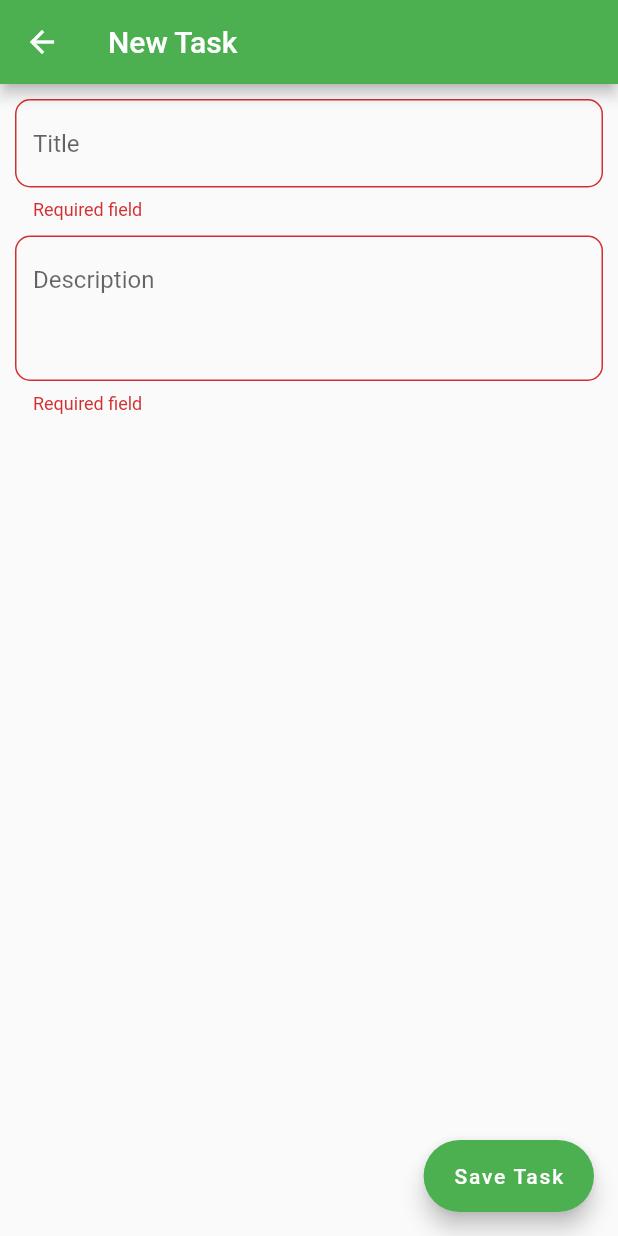
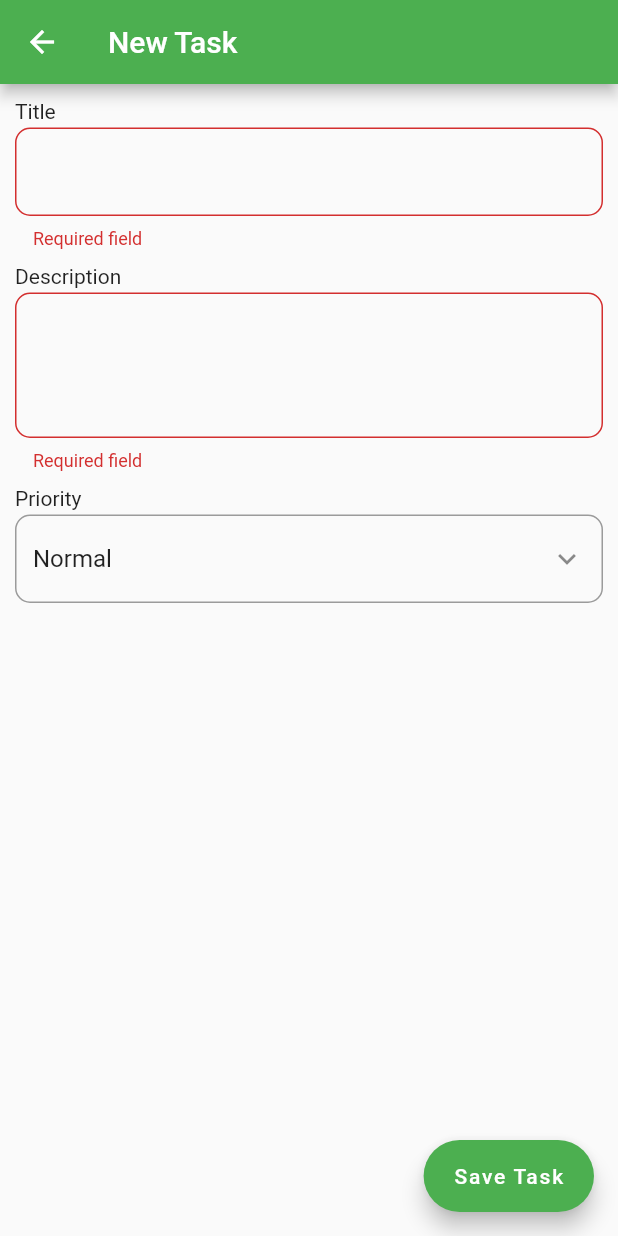
Before and after one commit to mjmon/todo_app, a Flutter app: the CreateEditPage screen opened directly, after a tap on "Save Task", on a phone screen of 412 x 824 dp. Run offline on Flutter 3.47's test engine with Material 2 defaults, Android fonts, the phone set to English and light mode, and no system bars; our stand-ins replace adaptive_dialog, flutter_bloc, freezed_annotation, sembast; missing offline and left inert: drop_down_list.

Commit message:
priority selection

```diff
--- a/lib/ui/create_edit_page.dart
+++ b/lib/ui/create_edit_page.dart
@@ -1,3 +1,5 @@
+import 'package:drop_down_list/drop_down_list.dart';
+import 'package:drop_down_list/model/selected_list_item.dart';
 import 'package:flutter/material.dart';
 import 'package:rocket_todo/core/model/task.dart';
 import 'package:flutter_bloc/flutter_bloc.dart';
@@ -20,6 +22,26 @@ class _CreateEditPageState extends State<CreateEditPage> {
 
   final titleController = TextEditingController();
   final descController = TextEditingController();
+  // use normal(2) as priority
+  final priorityController = TextEditingController(text: 'Normal');
+
+  final List<SelectedListItem> _priorityList = [
+    SelectedListItem(
+      name: 'High',
+      value: "3",
+      isSelected: false,
+    ),
+    SelectedListItem(
+      name: "Normal",
+      value: "2",
+      isSelected: false,
+    ),
+    SelectedListItem(
+      name: "Low",
+      value: "1",
+      isSelected: false,
+    ),
+  ];
 
   @override
   void initState() {
@@ -32,6 +54,7 @@ class _CreateEditPageState extends State<CreateEditPage> {
     if (widget.isNew == false) {
       titleController.text = widget.task.title;
       descController.text = widget.task.description;
+      priorityController.text = widget.task.priority.toString();
     }
   }
 
@@ -39,6 +62,7 @@ class _CreateEditPageState extends State<CreateEditPage> {
   void dispose() {
     titleController.dispose();
     descController.dispose();
+    priorityController.dispose();
     super.dispose();
   }
 
@@ -54,10 +78,13 @@ class _CreateEditPageState extends State<CreateEditPage> {
             physics: const ClampingScrollPhysics(),
             padding: const EdgeInsets.all(10),
             children: [
+              const Text("Title"),
+              const SizedBox(
+                height: 3,
+              ),
               TextFormField(
                   controller: titleController,
                   decoration: const InputDecoration(
-                      hintText: 'Title',
                       border: OutlineInputBorder(
                           borderRadius:
                               BorderRadius.all(Radius.circular(10.0)))),
@@ -70,12 +97,15 @@ class _CreateEditPageState extends State<CreateEditPage> {
               const SizedBox(
                 height: 10,
               ),
+              const Text("Description"),
+              const SizedBox(
+                height: 3,
+              ),
               TextFormField(
                 controller: descController,
                 minLines: 3,
                 maxLines: null,
                 decoration: const InputDecoration(
-                    hintText: 'Description',
                     border: OutlineInputBorder(
                         borderRadius: BorderRadius.all(Radius.circular(10.0)))),
                 validator: (value) {
@@ -85,6 +115,98 @@ class _CreateEditPageState extends State<CreateEditPage> {
                   return null;
                 },
               ),
+              const SizedBox(
+                height: 10,
+              ),
+              const Text("Priority"),
+              const SizedBox(
+                height: 3,
+              ),
+              TextFormField(
+                  onTap: () {
+                    DropDownState(
+                      DropDown(
+                        isSearchVisible: false,
+                        bottomSheetTitle: const Text(
+                          'Priority',
+                          style: TextStyle(
+                            fontWeight: FontWeight.bold,
+                            fontSize: 20.0,
+                          ),
+                        ),
+                        submitButtonChild: const Text(
+                          'Done',
+                          style: TextStyle(
+                            fontSize: 16,
+                            fontWeight: FontWeight.bold,
+                          ),
+                        ),
+                        data: _priorityList,
+                        listBuilder: (index) {
+                          final prioItem = _priorityList.elementAt(index);
+                          if (index == 0) {
+                            //High
+                            return Row(
+                              children: [
+                                Text(prioItem.name),
+                                Container(
+                                  height: 50,
+                                  width: 50,
+                                  decoration: BoxDecoration(
+                                      color: Colors.red,
+                                      shape: BoxShape.circle),
+                                )
+                              ],
+                            );
+                          } else if (index == 1) {
+                            return Row(
+                              children: [
+                                Text(prioItem.name),
+                                Container(
+                                  height: 50,
+                                  width: 50,
+                                  decoration: BoxDecoration(
+                                      color: Colors.orange,
+                                      shape: BoxShape.circle),
+                                )
+                              ],
+                            );
+                            //Normal
+                          } else if (index == 2) {
+                            return Row(
+                              children: [
+                                Text(prioItem.name),
+                                Container(
+                                  height: 50,
+                                  width: 50,
+                                  decoration: BoxDecoration(
+                                      color: Colors.yellow,
+                                      shape: BoxShape.circle),
+                                )
+                              ],
+                            );
+                            //Low
+                          }
+                          return const SizedBox();
+                        },
+                        enableMultipleSelection: false,
+                      ),
+                    ).showModal(context);
+                  },
+                  controller: priorityController,
+                  readOnly: true,
+                  // enabled: false,
+                  decoration: const InputDecoration(
+                      suffixIcon: Icon(Icons.keyboard_arrow_down),
+                      border: OutlineInputBorder(
+                          borderRadius:
+                              BorderRadius.all(Radius.circular(10.0)))),
+                  validator: ((value) {
+                    if (value == null || value.isEmpty) {
+                      return "Required field";
+                    }
+                    return null;
+                  })),
             ],
           )),
       floatingActionButton: FloatingActionButton.extended(
--- a/pubspec.yaml
+++ b/pubspec.yaml
@@ -11,6 +11,7 @@ environment:
 dependencies:
   adaptive_dialog: ^1.8.0+1
   cupertino_icons: ^1.0.2
+  drop_down_list: ^0.0.4
   flutter:
     sdk: flutter
   flutter_bloc: ^8.1.1
```
Also changed, not shown: pubspec.lock.
